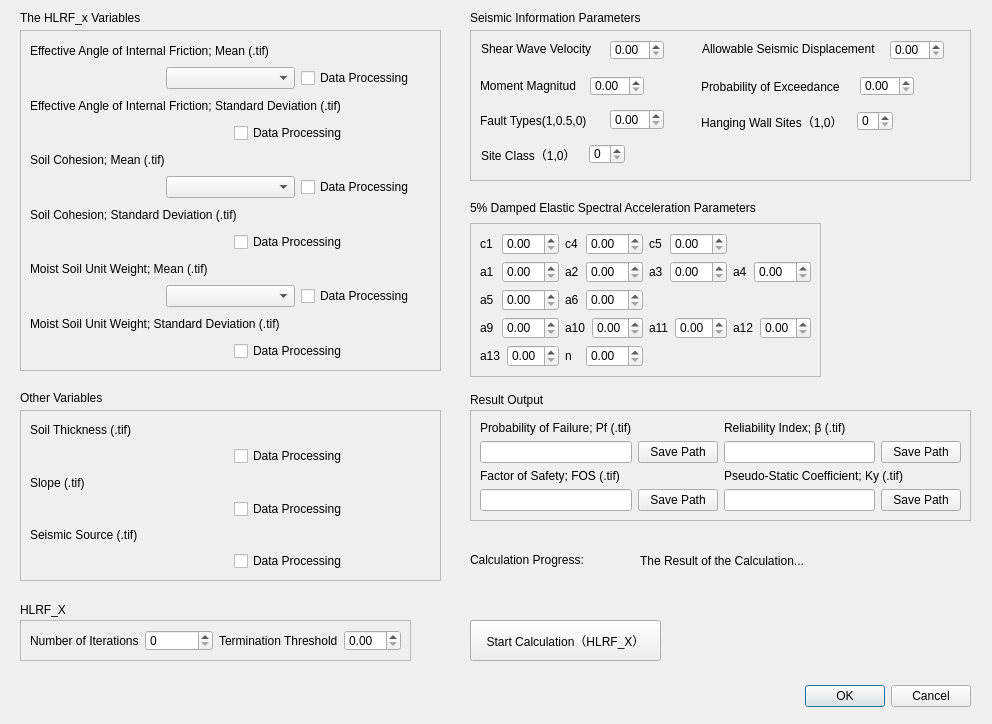
The window that QGIS_FORM_dialog_base.ui (GeoRisk-HHU/Landslide-susceptibility) describes before a commit, drawn with Qt 5.
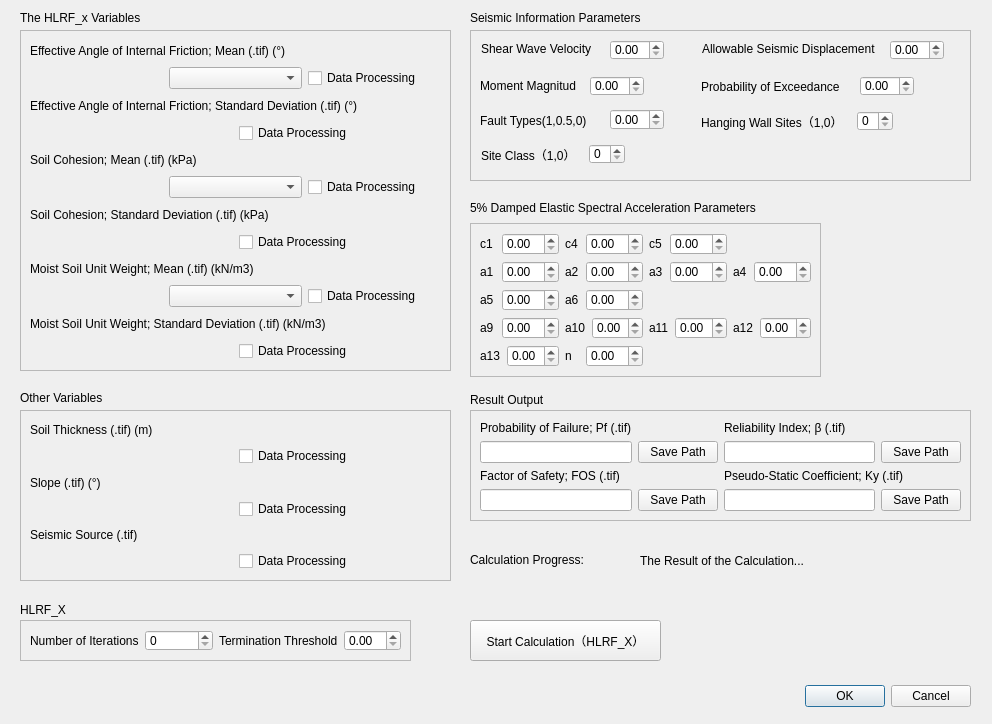
The same window after the commit. Custom widgets are drawn as their Qt base class.

Diff of the .ui file:
```diff
--- a/QGIS_FORM_dialog_base.ui
+++ b/QGIS_FORM_dialog_base.ui
@@ -38,7 +38,7 @@
     <rect>
      <x>20</x>
      <y>30</y>
-     <width>421</width>
+     <width>431</width>
      <height>341</height>
     </rect>
    </property>
@@ -56,7 +56,7 @@
         <item>
          <widget class="QLabel" name="label">
           <property name="text">
-           <string>Effective Angle of Internal Friction; Mean (.tif)</string>
+           <string>Effective Angle of Internal Friction; Mean (.tif) (°)</string>
           </property>
           <property name="textFormat">
            <enum>Qt::AutoText</enum>
@@ -87,7 +87,7 @@
         <item>
          <widget class="QLabel" name="label_3">
           <property name="text">
-           <string>Effective Angle of Internal Friction; Standard Deviation (.tif)</string>
+           <string>Effective Angle of Internal Friction; Standard Deviation (.tif) (°)</string>
           </property>
          </widget>
         </item>
@@ -112,7 +112,7 @@
         <item>
          <widget class="QLabel" name="label_4">
           <property name="text">
-           <string>Soil Cohesion; Mean (.tif)</string>
+           <string>Soil Cohesion; Mean (.tif) (kPa)</string>
           </property>
          </widget>
         </item>
@@ -140,7 +140,7 @@
         <item>
          <widget class="QLabel" name="label_5">
           <property name="text">
-           <string>Soil Cohesion; Standard Deviation (.tif)</string>
+           <string>Soil Cohesion; Standard Deviation (.tif) (kPa)</string>
           </property>
          </widget>
         </item>
@@ -165,7 +165,7 @@
         <item>
          <widget class="QLabel" name="label_7">
           <property name="text">
-           <string>Moist Soil Unit Weight; Mean (.tif)</string>
+           <string>Moist Soil Unit Weight; Mean (.tif) (kN/m3)</string>
           </property>
          </widget>
         </item>
@@ -193,7 +193,7 @@
         <item>
          <widget class="QLabel" name="label_6">
           <property name="text">
-           <string>Moist Soil Unit Weight; Standard Deviation (.tif)</string>
+           <string>Moist Soil Unit Weight; Standard Deviation (.tif) (kN/m3)</string>
           </property>
          </widget>
         </item>
@@ -779,7 +779,7 @@
     <rect>
      <x>20</x>
      <y>410</y>
-     <width>421</width>
+     <width>431</width>
      <height>171</height>
     </rect>
    </property>
@@ -795,7 +795,7 @@
       <item>
        <widget class="QLabel" name="label_8">
         <property name="text">
-         <string>Soil Thickness (.tif)</string>
+         <string>Soil Thickness (.tif) (m)</string>
         </property>
        </widget>
       </item>
@@ -820,7 +820,7 @@
       <item>
        <widget class="QLabel" name="label_9">
         <property name="text">
-         <string>Slope (.tif)</string>
+         <string>Slope (.tif) (°)</string>
         </property>
        </widget>
       </item>
```
